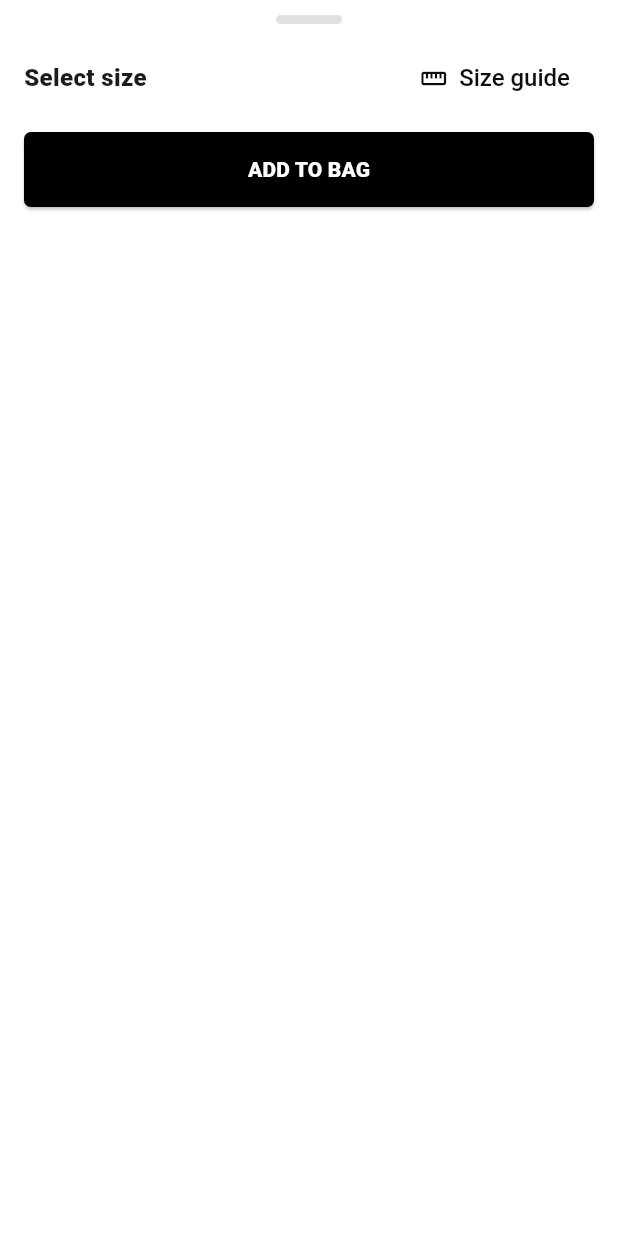
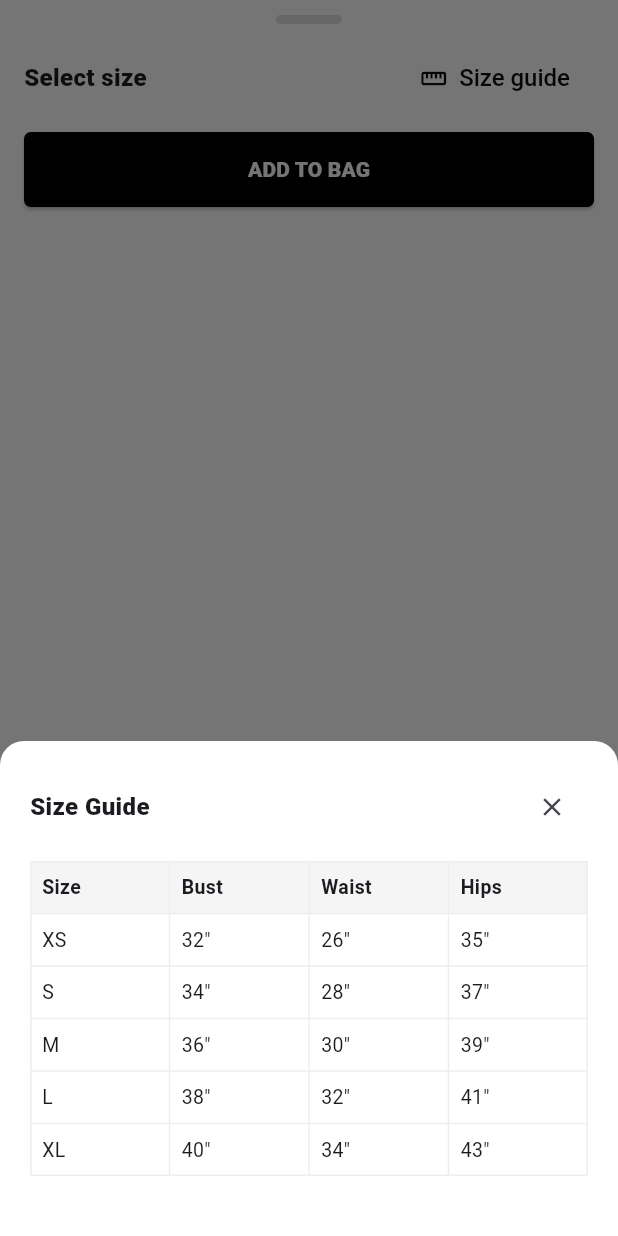
Before and after one commit to Krish2324/Tobeque-app, a Flutter app: the _SizeSheet widget shown alone on an empty page, opened directly with empty values, after a tap on "Size guide", on a phone screen of 412 x 824 dp. Run offline on Flutter 3.47's test engine with Material 3 defaults, Android fonts, the phone set to English and light mode, and no system bars; our stand-ins replace cached_network_image, chewie, dio, firebase_core, firebase_messaging, flutter_html and 12 more; missing offline and left inert: razorpay_flutter; accounts and stored records are empty; network calls fail; Roboto replaces fonts that are missing (Whyte).

Commit message:
Add product details page and size selection sheet

```diff
--- a/lib/view/prodduct_details/product_details_page.dart
+++ b/lib/view/prodduct_details/product_details_page.dart
@@ -344,7 +344,7 @@ class ProductDetailPage extends StatelessWidget {
                                 ],
                               ),
                               InkWell(
-                                onTap: () => _showSizeGuideModal(context),
+                                onTap: () => showSizeGuideModal(context, c.product.value),
                                 borderRadius: BorderRadius.circular(4),
                                 child: const Padding(
                                   padding: EdgeInsets.symmetric(vertical: 2, horizontal: 4),
@@ -1249,16 +1249,48 @@ class ProductDetailPage extends StatelessWidget {
     );
   }
 
-  void _showSizeGuideModal(BuildContext context) {
-    showModalBottomSheet(
-      context: context,
-      isScrollControlled: true,
-      backgroundColor: Colors.white,
-      shape: const RoundedRectangleBorder(
-        borderRadius: BorderRadius.vertical(top: Radius.circular(16)),
+}
+
+void showSizeGuideModal(BuildContext context, Map<String, dynamic>? product) {
+  final chart = product?['sizeChart'];
+  List<String> headers = ['Size', 'Bust', 'Waist', 'Hips'];
+  List<Map<String, dynamic>> rows = [
+    {'Size': 'XS', 'Bust': '32"', 'Waist': '26"', 'Hips': '35"'},
+    {'Size': 'S', 'Bust': '34"', 'Waist': '28"', 'Hips': '37"'},
+    {'Size': 'M', 'Bust': '36"', 'Waist': '30"', 'Hips': '39"'},
+    {'Size': 'L', 'Bust': '38"', 'Waist': '32"', 'Hips': '41"'},
+    {'Size': 'XL', 'Bust': '40"', 'Waist': '34"', 'Hips': '43"'},
+  ];
+
+  if (chart != null) {
+    if (chart['headers'] is List && (chart['headers'] as List).isNotEmpty) {
+      headers = List<String>.from(chart['headers']);
+    }
+    if (chart['rows'] is List && (chart['rows'] as List).isNotEmpty) {
+      rows = List<Map<String, dynamic>>.from(chart['rows'].map((e) => Map<String, dynamic>.from(e as Map)));
+    }
+  }
+
+  final String rawGuideImage = chart != null && chart['image'] != null ? chart['image'].toString() : '';
+  final String guideImage = rawGuideImage.isNotEmpty && !rawGuideImage.startsWith('http')
+      ? ApiConstant.getImageUrl(rawGuideImage)
+      : rawGuideImage;
+
+  showModalBottomSheet(
+    context: context,
+    isScrollControlled: true,
+    backgroundColor: Colors.white,
+    shape: const RoundedRectangleBorder(
+      borderRadius: BorderRadius.vertical(top: Radius.circular(16)),
+    ),
+    builder: (ctx) => Padding(
+      padding: EdgeInsets.only(
+        top: 20.0,
+        left: 20.0,
+        right: 20.0,
+        bottom: MediaQuery.of(ctx).viewInsets.bottom + 20,
       ),
-      builder: (_) => Padding(
-        padding: const EdgeInsets.all(20.0),
+      child: SingleChildScrollView(
         child: Column(
           mainAxisSize: MainAxisSize.min,
           crossAxisAlignment: CrossAxisAlignment.start,
@@ -1266,61 +1298,54 @@ class ProductDetailPage extends StatelessWidget {
             Row(
               mainAxisAlignment: MainAxisAlignment.spaceBetween,
               children: [
-                const Text('Size Guide (Inches)', style: TextStyle(fontSize: 16, fontWeight: FontWeight.w800)),
+                const Text('Size Guide', style: TextStyle(fontSize: 16, fontWeight: FontWeight.w800)),
                 IconButton(icon: const Icon(Icons.close, size: 20), onPressed: () => Navigator.pop(context)),
               ],
             ),
             const SizedBox(height: 12),
             Table(
               border: TableBorder.all(color: const Color(0xFFEEEEEE)),
-              children: const [
+              children: [
                 TableRow(
-                  decoration: BoxDecoration(color: Color(0xFFF5F5F5)),
-                  children: [
-                    Padding(padding: EdgeInsets.all(8.0), child: Text('Size', style: TextStyle(fontWeight: FontWeight.bold))),
-                    Padding(padding: EdgeInsets.all(8.0), child: Text('Bust', style: TextStyle(fontWeight: FontWeight.bold))),
-                    Padding(padding: EdgeInsets.all(8.0), child: Text('Waist', style: TextStyle(fontWeight: FontWeight.bold))),
-                    Padding(padding: EdgeInsets.all(8.0), child: Text('Hips', style: TextStyle(fontWeight: FontWeight.bold))),
-                  ],
+                  decoration: const BoxDecoration(color: Color(0xFFF5F5F5)),
+                  children: headers.map((h) => Padding(
+                    padding: const EdgeInsets.all(8.0),
+                    child: Text(h, style: const TextStyle(fontWeight: FontWeight.bold, fontSize: 13)),
+                  )).toList(),
                 ),
-                TableRow(children: [
-                  Padding(padding: EdgeInsets.all(8.0), child: Text('XS')),
-                  Padding(padding: EdgeInsets.all(8.0), child: Text('32"')),
-                  Padding(padding: EdgeInsets.all(8.0), child: Text('26"')),
-                  Padding(padding: EdgeInsets.all(8.0), child: Text('35"')),
-                ]),
-                TableRow(children: [
-                  Padding(padding: EdgeInsets.all(8.0), child: Text('S')),
-                  Padding(padding: EdgeInsets.all(8.0), child: Text('34"')),
-                  Padding(padding: EdgeInsets.all(8.0), child: Text('28"')),
-                  Padding(padding: EdgeInsets.all(8.0), child: Text('37"')),
-                ]),
-                TableRow(children: [
-                  Padding(padding: EdgeInsets.all(8.0), child: Text('M')),
-                  Padding(padding: EdgeInsets.all(8.0), child: Text('36"')),
-                  Padding(padding: EdgeInsets.all(8.0), child: Text('30"')),
-                  Padding(padding: EdgeInsets.all(8.0), child: Text('39"')),
-                ]),
-                TableRow(children: [
-                  Padding(padding: EdgeInsets.all(8.0), child: Text('L')),
-                  Padding(padding: EdgeInsets.all(8.0), child: Text('38"')),
-                  Padding(padding: EdgeInsets.all(8.0), child: Text('32"')),
-                  Padding(padding: EdgeInsets.all(8.0), child: Text('41"')),
-                ]),
-                TableRow(children: [
-                  Padding(padding: EdgeInsets.all(8.0), child: Text('XL')),
-                  Padding(padding: EdgeInsets.all(8.0), child: Text('40"')),
-                  Padding(padding: EdgeInsets.all(8.0), child: Text('34"')),
-                  Padding(padding: EdgeInsets.all(8.0), child: Text('43"')),
-                ]),
+                ...rows.map((row) => TableRow(
+                  children: headers.map((h) {
+                    final val = row[h]?.toString() ?? '';
+                    return Padding(
+                      padding: const EdgeInsets.all(8.0),
+                      child: Text(val, style: const TextStyle(fontSize: 13)),
+                    );
+                  }).toList(),
+                )),
               ],
             ),
+            if (guideImage.isNotEmpty) ...[
+              const SizedBox(height: 20),
+              ClipRRect(
+                borderRadius: BorderRadius.circular(8),
+                child: CachedNetworkImage(
+                  imageUrl: guideImage,
+                  width: double.infinity,
+                  fit: BoxFit.contain,
+                  placeholder: (context, url) => const SizedBox(
+                    height: 150,
+                    child: Center(child: CircularProgressIndicator()),
+                  ),
+                  errorWidget: (context, url, error) => const SizedBox.shrink(),
+                ),
+              ),
+            ],
             const SizedBox(height: 20),
           ],
         ),
       ),
-    );
-  }
+    ),
+  );
 }
 
 /// ─────────────────────────────────────────────────────────────────────────────
--- a/lib/view/prodduct_details/size_sheet.dart
+++ b/lib/view/prodduct_details/size_sheet.dart
@@ -4,6 +4,7 @@ import 'package:flutter/material.dart';
 import 'package:get/get.dart';
 import 'product_detail_controller.dart';
 import 'package:tobeque/view/cart/cart_screen.dart';
+import 'product_details_page.dart';
 
 Future<void> openSizeSheet(BuildContext context, ProductDetailController c) async {
   await showModalBottomSheet(
@@ -134,7 +135,7 @@ class _SizeSheet extends StatelessWidget {
                 const Text('Select size', style: TextStyle(fontWeight: FontWeight.w800, fontSize: 16)),
                 const Spacer(),
                 TextButton.icon(
-                  onPressed: () {/* TODO: size guide */},
+                  onPressed: () => showSizeGuideModal(context, c.product.value),
                   icon: const Icon(Icons.straighten, size: 18),
                   label: const Text('Size guide'),
                 ),
```
